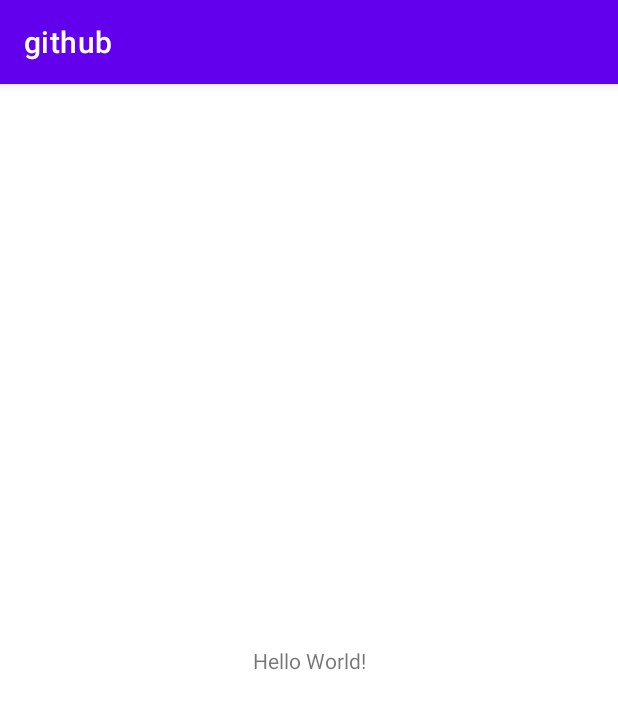
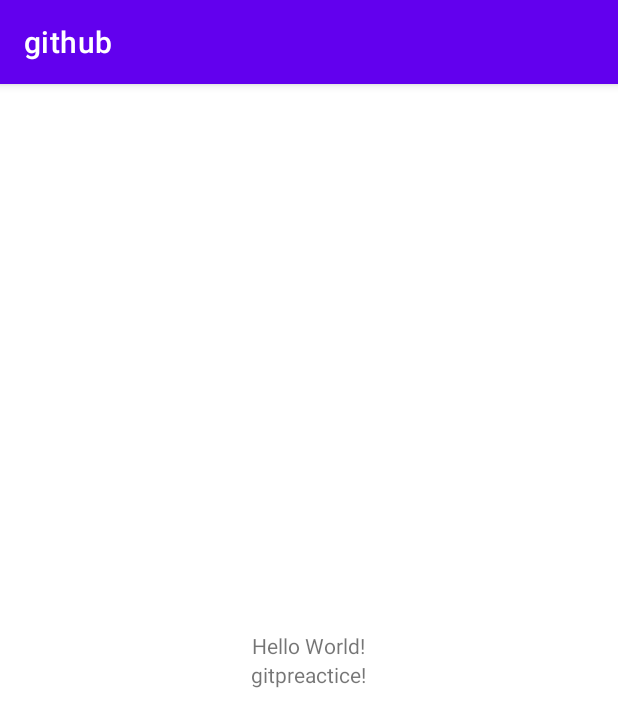
Before and after one commit to zkarnob/learngithub, an Android app: the screen it shows after launch (MainActivity), on a phone screen of 412 x 824 dp. Shown: the top 727 px of the screen. Run offline under Robolectric (Android 15) with nearby library versions, the phone set to English and light mode, and no system bars.

Commit message:
add textview and new layout

```diff
--- a/app/src/main/res/layout/activity_main.xml
+++ b/app/src/main/res/layout/activity_main.xml
@@ -1,9 +1,13 @@
 <?xml version="1.0" encoding="utf-8"?>
-<androidx.constraintlayout.widget.ConstraintLayout xmlns:android="http://schemas.android.com/apk/res/android"
+<LinearLayout xmlns:android="http://schemas.android.com/apk/res/android"
     xmlns:app="http://schemas.android.com/apk/res-auto"
     xmlns:tools="http://schemas.android.com/tools"
     android:layout_width="match_parent"
     android:layout_height="match_parent"
+    android:orientation="vertical"
+    android:layout_gravity="center"
+    android:gravity="center"
+
     tools:context=".MainActivity">
 
     <TextView
@@ -14,5 +18,11 @@
         app:layout_constraintEnd_toEndOf="parent"
         app:layout_constraintStart_toStartOf="parent"
         app:layout_constraintTop_toTopOf="parent" />
+    <TextView
+        android:layout_width="wrap_content"
+        android:layout_height="wrap_content"
+        android:text="gitpreactice!"
+        android:gravity="center"
+        />
 
-</androidx.constraintlayout.widget.ConstraintLayout>
+</LinearLayout>
```
